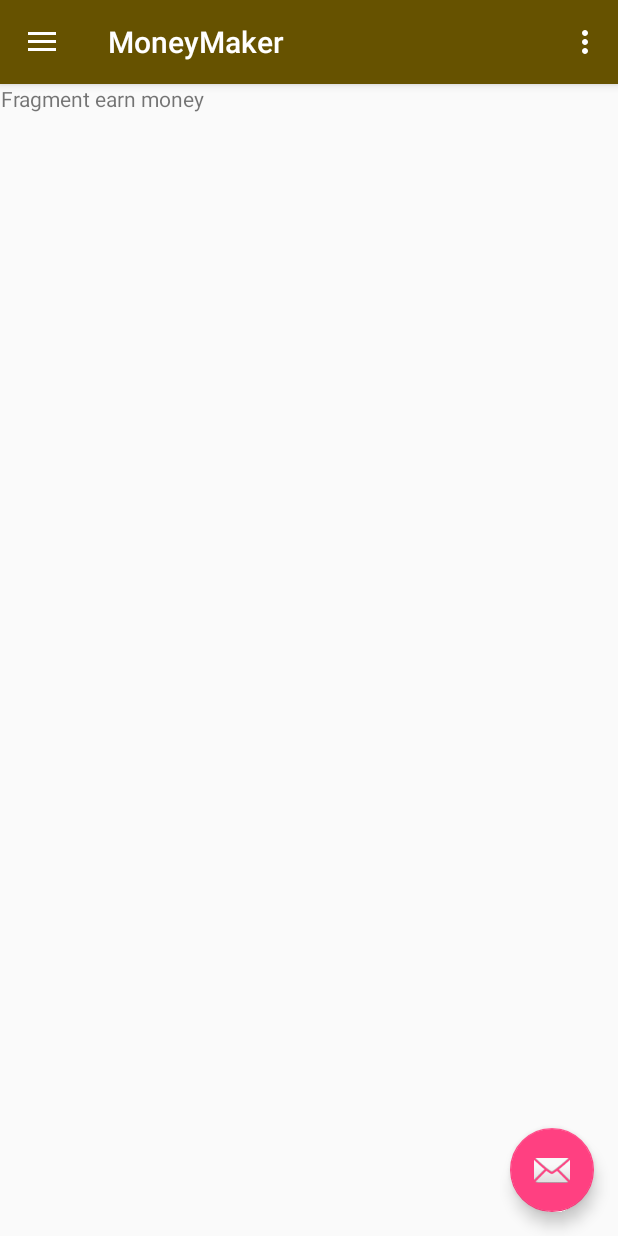
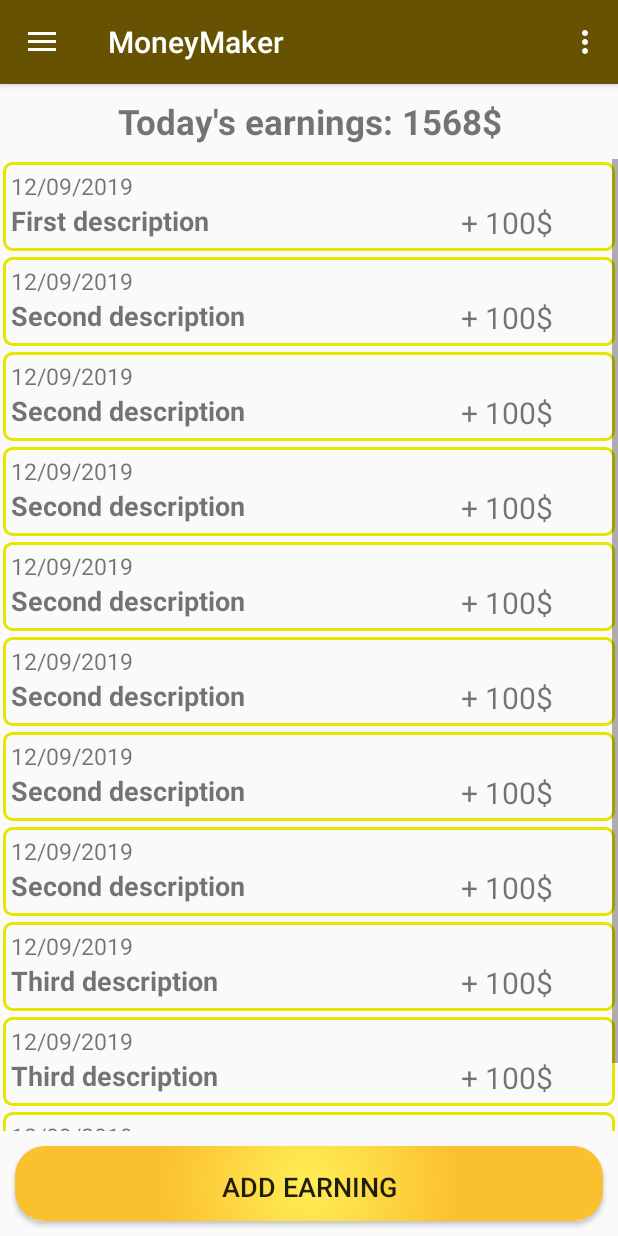
Before and after one commit to DinuIoan/moneymaker, an Android app: the screen it shows after launch (MainActivity), in the side drawer, after a tap on "Earnings for Today", on a phone screen of 412 x 824 dp. Run offline under Robolectric (Android 15) with nearby library versions, the phone set to English and light mode, and no system bars.

Commit message:
recycler view added

```diff
--- a/app/build.gradle
+++ b/app/build.gradle
@@ -4,7 +4,7 @@ android {
     compileSdkVersion 27
     defaultConfig {
         applicationId "com.bestapps.moneymaker"
-        minSdkVersion 19
+        minSdkVersion 21
         targetSdkVersion 27
         versionCode 1
         versionName "1.0"
@@ -31,4 +31,5 @@ dependencies {
     testImplementation 'junit:junit:4.12'
     androidTestImplementation 'com.android.support.test:runner:1.0.2'
     androidTestImplementation 'com.android.support.test.espresso:espresso-core:3.0.2'
+    implementation 'com.android.support:recyclerview-v7:27.1.1'
 }
--- a/app/src/main/AndroidManifest.xml
+++ b/app/src/main/AndroidManifest.xml
@@ -14,7 +14,6 @@
             android:noHistory="true">
             <intent-filter>
                 <action android:name="android.intent.action.MAIN" />
-
                 <category android:name="android.intent.category.LAUNCHER" />
             </intent-filter>
         </activity>
--- a/app/src/main/java/com/bestapps/moneymaker/MainActivity.java
+++ b/app/src/main/java/com/bestapps/moneymaker/MainActivity.java
@@ -5,6 +5,7 @@ import android.support.design.widget.FloatingActionButton;
 import android.support.design.widget.Snackbar;
 import android.support.v4.app.FragmentManager;
 import android.support.v4.app.FragmentTransaction;
+import android.support.v4.widget.ImageViewCompat;
 import android.view.View;
 import android.support.design.widget.NavigationView;
 import android.support.v4.view.GravityCompat;
@@ -15,6 +16,7 @@ import android.support.v7.widget.Toolbar;
 import android.view.Menu;
 import android.view.MenuItem;
 
+import com.bestapps.moneymaker.earnings.TodayEarningsFragment;
 import com.bestapps.moneymaker.earnmoney.EarnMoneyFragment;
 import com.bestapps.moneymaker.home.HomeFragment;
 
@@ -29,23 +31,15 @@ public class MainActivity extends AppCompatActivity
         Toolbar toolbar = (Toolbar) findViewById(R.id.toolbar);
         setSupportActionBar(toolbar);
         fragmentManager = getSupportFragmentManager();
-        FloatingActionButton fab = (FloatingActionButton) findViewById(R.id.fab);
-        fab.setOnClickListener(new View.OnClickListener() {
-            @Override
-            public void onClick(View view) {
-                Snackbar.make(view, "Replace with your own action", Snackbar.LENGTH_LONG)
-                        .setAction("Action", null).show();
-            }
-        });
-
         DrawerLayout drawer = (DrawerLayout) findViewById(R.id.drawer_layout);
         ActionBarDrawerToggle toggle = new ActionBarDrawerToggle(
                 this, drawer, toolbar, R.string.navigation_drawer_open, R.string.navigation_drawer_close);
         drawer.addDrawerListener(toggle);
         toggle.syncState();
 
-        NavigationView navigationView = (NavigationView) findViewById(R.id.nav_view);
+        NavigationView navigationView = findViewById(R.id.nav_view);
         navigationView.setNavigationItemSelectedListener(this);
+        navigationView.setCheckedItem(R.id.nav_home);
     }
 
     @Override
@@ -86,16 +80,22 @@ public class MainActivity extends AppCompatActivity
         // Handle navigation view item clicks here.
         int id = item.getItemId();
 
+        if (id == R.id.nav_home) {
+            FragmentTransaction fragmentTransaction =
+                    fragmentManager.beginTransaction();
+            fragmentTransaction.replace(R.id.fragment_placeholder, new HomeFragment());
+            fragmentTransaction.commit();
+        }
         if (id == R.id.nav_earn_money) {
            FragmentTransaction fragmentTransaction =
                     fragmentManager.beginTransaction();
             fragmentTransaction.replace(R.id.fragment_placeholder, new EarnMoneyFragment());
             fragmentTransaction.commit();
         }
-        if (id == R.id.nav_home) {
+        if (id == R.id.nav_today_earnings) {
             FragmentTransaction fragmentTransaction =
                     fragmentManager.beginTransaction();
-            fragmentTransaction.replace(R.id.fragment_placeholder, new HomeFragment());
+            fragmentTransaction.replace(R.id.fragment_placeholder, new TodayEarningsFragment());
             fragmentTransaction.commit();
         }
         if (id == R.id.nav_exit) {
--- /dev/null
+++ b/app/src/main/java/com/bestapps/moneymaker/earnings/TodayEarningsFragment.java
@@ -0,0 +1,50 @@
+package com.bestapps.moneymaker.earnings;
+
+
+import android.os.Bundle;
+import android.support.v4.app.Fragment;
+import android.support.v7.widget.LinearLayoutManager;
+import android.support.v7.widget.RecyclerView;
+import android.view.LayoutInflater;
+import android.view.View;
+import android.view.ViewGroup;
+
+import com.bestapps.moneymaker.R;
+import com.bestapps.moneymaker.db.DatabaseData;
+import com.bestapps.moneymaker.recyclerview.TodayRecyclerViewAdapter;
+
+public class TodayEarningsFragment extends Fragment {
+    private RecyclerView mRecyclerView;
+    private RecyclerView.Adapter mAdapter;
+    private RecyclerView.LayoutManager mLayoutManager;
+
+    public TodayEarningsFragment() {
+    }
+
+    @Override
+    public void onCreate(Bundle savedInstanceState) {
+        super.onCreate(savedInstanceState);
+
+        // use this setting to improve performance if you know that changes
+        // in content do not change the layout size of the RecyclerView
+
+    }
+
+    @Override
+    public View onCreateView(LayoutInflater inflater, ViewGroup container,
+                             Bundle savedInstanceState) {
+        // Inflate the layout for this fragment
+        View view =  inflater.inflate(R.layout.fragment_today_earning, container, false);
+        mRecyclerView = view.findViewById(R.id.today_recycler_view);
+        mRecyclerView.setHasFixedSize(true);
+
+        // use a linear layout manager
+        mLayoutManager = new LinearLayoutManager(getActivity().getApplicationContext());
+        mRecyclerView.setLayoutManager(mLayoutManager);
+
+        // specify an adapter (see also next example)
+        mAdapter = new TodayRecyclerViewAdapter(DatabaseData.getEarnings());
+        mRecyclerView.setAdapter(mAdapter);
+        return view;
+    }
+}
--- a/app/src/main/java/com/bestapps/moneymaker/earnmoney/EarnMoneyFragment.java
+++ b/app/src/main/java/com/bestapps/moneymaker/earnmoney/EarnMoneyFragment.java
@@ -1,6 +1,7 @@
 package com.bestapps.moneymaker.earnmoney;
 
 import android.os.Bundle;
+import android.support.design.widget.FloatingActionButton;
 import android.support.v4.app.Fragment;
 import android.view.LayoutInflater;
 import android.view.View;
@@ -13,6 +14,7 @@ public class EarnMoneyFragment extends Fragment {
     @Override
     public void onCreate(Bundle savedInstanceState) {
         super.onCreate(savedInstanceState);
+
     }
 
 
@@ -20,6 +22,7 @@ public class EarnMoneyFragment extends Fragment {
     public View onCreateView(LayoutInflater inflater, ViewGroup container,
                              Bundle savedInstanceState) {
         // Inflate the layout for this fragment
-        return inflater.inflate(R.layout.fragment_earn_money_layout, container, false);
+        View view = inflater.inflate(R.layout.fragment_earn_money_layout, container, false);
+        return view;
     }
 }
--- /dev/null
+++ b/app/src/main/java/com/bestapps/moneymaker/recyclerview/TodayRecyclerViewAdapter.java
@@ -0,0 +1,64 @@
+package com.bestapps.moneymaker.recyclerview;
+
+import android.support.v7.widget.RecyclerView;
+import android.view.LayoutInflater;
+import android.view.View;
+import android.view.ViewGroup;
+import android.widget.LinearLayout;
+import android.widget.TextView;
+
+import com.bestapps.moneymaker.R;
+import com.bestapps.moneymaker.model.Earning;
+
+import java.util.List;
+
+public class TodayRecyclerViewAdapter
+        extends RecyclerView.Adapter<TodayRecyclerViewAdapter.MyViewHolder>  {
+//    private List<Earning> earningList;
+    private String[] test = {"First description",  "Second description",
+        "Second description", "Second description", "Second description",
+        "Second description", "Second description", "Second description",
+        "Third description", "Third description", "Third description"};
+    // Provide a reference to the views for each data item
+    // Complex data items may need more than one view per item, and
+    // you provide access to all the views for a data item in a view holder
+    public static class MyViewHolder extends RecyclerView.ViewHolder {
+        // each data item is just a string in this case
+        public TextView description;
+        public MyViewHolder(LinearLayout v) {
+            super(v);
+            description = v.findViewById(R.id.description);
+        }
+    }
+
+    // Provide a suitable constructor (depends on the kind of dataset)
+    public TodayRecyclerViewAdapter(List<Earning> earningList) {
+        earningList = earningList;
+    }
+
+    // Create new views (invoked by the layout manager)
+    @Override
+    public TodayRecyclerViewAdapter.MyViewHolder onCreateViewHolder(ViewGroup parent,
+                                                     int viewType) {
+        // create a new view
+        LinearLayout v = (LinearLayout) LayoutInflater.from(parent.getContext())
+                .inflate(R.layout.today_earning_list_row, parent, false);
+
+        MyViewHolder vh = new MyViewHolder(v);
+        return vh;
+    }
+
+    // Replace the contents of a view (invoked by the layout manager)
+    @Override
+    public void onBindViewHolder(MyViewHolder holder, int position) {
+        // - get element from your dataset at this position
+        // - replace the contents of the view with that element
+        holder.description.setText(test[position]);
+    }
+
+    // Return the size of your dataset (invoked by the layout manager)
+    @Override
+    public int getItemCount() {
+        return test.length;
+    }
+}
--- a/app/src/main/java/com/bestapps/moneymaker/splash/SplashActivity.java
+++ b/app/src/main/java/com/bestapps/moneymaker/splash/SplashActivity.java
@@ -16,9 +16,7 @@ public class SplashActivity extends AppCompatActivity {
     @Override
     public void onCreate(Bundle savedInstanceState){
         super.onCreate(savedInstanceState);
-        // set the content view for your splash screen you defined in an xml file
         setContentView(R.layout.activity_splash);
-        // perform other stuff you need to do
         loadData();
         Handler handler = new Handler();
         handler.postDelayed(new Runnable() {
--- /dev/null
+++ b/app/src/main/res/drawable/recycler_view_list_item.xml
@@ -0,0 +1,11 @@
+<?xml version="1.0" encoding="utf-8"?>
+<selector xmlns:android="http://schemas.android.com/apk/res/android">
+    <item >
+        <shape android:shape="rectangle">
+            <corners android:radius="5dp"/>
+            <stroke android:color="#e6e600" android:width="2dp" />
+            <!--<gradient android:startColor="#FDD835" android:endColor="#FBC02D"-->
+                <!--android:type="radial" android:gradientRadius="100dp"/>-->
+        </shape>
+    </item>
+</selector>
--- /dev/null
+++ b/app/src/main/res/drawable/today_add_earning.xml
@@ -0,0 +1,12 @@
+<?xml version="1.0" encoding="utf-8"?>
+<selector xmlns:android="http://schemas.android.com/apk/res/android">
+    <item>
+        <shape android:shape="rectangle">
+            <padding android:right="15dp" android:top="15dp" android:bottom="15dp" android:left="15dp"/>
+            <corners android:radius="20dp"/>
+            <gradient android:endColor="#FBC02D" android:startColor="#FFEE58"
+                android:gradientRadius="100dp" android:type="radial"/>
+        </shape>
+    </item>
+
+</selector>
--- a/app/src/main/res/layout/app_bar_main.xml
+++ b/app/src/main/res/layout/app_bar_main.xml
@@ -22,12 +22,4 @@
 
     <include layout="@layout/content_main" />
 
-    <android.support.design.widget.FloatingActionButton
-        android:id="@+id/fab"
-        android:layout_width="wrap_content"
-        android:layout_height="wrap_content"
-        android:layout_gravity="bottom|end"
-        android:layout_margin="@dimen/fab_margin"
-        app:srcCompat="@android:drawable/ic_dialog_email" />
-
 </android.support.design.widget.CoordinatorLayout>
--- /dev/null
+++ b/app/src/main/res/layout/fragment_today_earning.xml
@@ -0,0 +1,42 @@
+<?xml version="1.0" encoding="utf-8"?>
+<FrameLayout xmlns:android="http://schemas.android.com/apk/res/android"
+    xmlns:tools="http://schemas.android.com/tools"
+    android:layout_width="match_parent"
+    android:layout_height="match_parent"
+    tools:context=".earnings.TodayEarningsFragment">
+
+    <RelativeLayout
+        android:layout_width="match_parent"
+        android:layout_height="match_parent">
+
+        <TextView
+            android:id="@+id/today_title"
+            android:layout_width="match_parent"
+            android:layout_height="50dp"
+            android:text="Today's earnings: 1568$"
+            android:textSize="23sp"
+            android:textStyle="bold"
+            android:gravity="center"/>
+
+        <android.support.v7.widget.RecyclerView
+            android:layout_below="@+id/today_title"
+            android:id="@+id/today_recycler_view"
+            android:scrollbars="vertical"
+            android:layout_width="match_parent"
+            android:layout_height="wrap_content"
+            android:layout_above="@+id/today_add_earning"/>
+
+        <Button
+            android:id="@+id/today_add_earning"
+            android:layout_width="match_parent"
+            android:layout_height="50dp"
+            android:layout_alignParentBottom="true"
+            android:layout_margin="10dp"
+            android:background="@drawable/today_add_earning"
+            android:textSize="18sp"
+            android:text="ADD EARNING"
+            android:translationZ="10dp"/>
+
+    </RelativeLayout>
+
+</FrameLayout>
--- /dev/null
+++ b/app/src/main/res/layout/today_earning_list_row.xml
@@ -0,0 +1,44 @@
+<?xml version="1.0" encoding="utf-8"?>
+<LinearLayout xmlns:android="http://schemas.android.com/apk/res/android"
+    android:layout_width="match_parent"
+    android:layout_height="wrap_content"
+    android:layout_margin="2dp"
+    android:background="@drawable/recycler_view_list_item"
+    android:clickable="true"
+    android:focusable="true"
+    android:orientation="vertical"
+    android:padding="5dp">
+
+    <TextView
+        android:layout_width="wrap_content"
+        android:layout_height="wrap_content"
+        android:text="12/09/2019"
+        android:textSize="15sp" />
+
+
+    <LinearLayout
+        android:layout_width="match_parent"
+        android:layout_height="0dp"
+        android:layout_weight="3"
+        android:orientation="horizontal">
+
+        <TextView
+            android:id="@+id/description"
+            android:layout_width="0dp"
+            android:layout_height="match_parent"
+            android:layout_weight="2"
+            android:text="Android apps"
+            android:textSize="18sp"
+            android:textStyle="bold" />
+
+        <TextView
+            android:id="@+id/amount"
+            android:layout_width="0dp"
+            android:layout_height="match_parent"
+            android:layout_weight="1"
+            android:gravity="center"
+            android:text="+ 100$"
+            android:textSize="20sp" />
+
+    </LinearLayout>
+</LinearLayout>
--- a/app/src/main/res/menu/activity_main_drawer.xml
+++ b/app/src/main/res/menu/activity_main_drawer.xml
@@ -13,30 +13,17 @@
             android:icon="@drawable/baseline_attach_money_black_18dp"
             android:title="@string/earn_money" />
         <item
+            android:id="@+id/nav_today_earnings"
+            android:icon="@drawable/baseline_redeem_black_18dp"
+            android:title="@string/today_earnings" />
+        <item
+            android:id="@+id/nav_month_earnings"
+            android:icon="@drawable/baseline_month_black_18dp"
+            android:title="@string/monthly_earnings" />
+        <item
             android:id="@+id/nav_exit"
             android:icon="@drawable/exit"
             android:title="@string/exit" />
-        <!--<item-->
-            <!--android:id="@+id/nav_slideshow"-->
-            <!--android:icon="@drawable/ic_menu_slideshow"-->
-            <!--android:title="Slideshow" />-->
-        <!--<item-->
-            <!--android:id="@+id/nav_manage"-->
-            <!--android:icon="@drawable/ic_menu_manage"-->
-            <!--android:title="Tools" />-->
     </group>
 
-    <item android:title="Savings">
-        <menu>
-            <item
-                android:id="@+id/nav_today_earnings"
-                android:icon="@drawable/baseline_redeem_black_18dp"
-                android:title="@string/today_earnings" />
-            <item
-                android:id="@+id/nav_month_earnings"
-                android:icon="@drawable/baseline_month_black_18dp"
-                android:title="@string/monthly_earnings" />
-        </menu>
-    </item>
-
 </menu>
--- a/app/src/main/res/values/dimens.xml
+++ b/app/src/main/res/values/dimens.xml
@@ -5,4 +5,5 @@
     <dimen name="nav_header_vertical_spacing">8dp</dimen>
     <dimen name="nav_header_height">176dp</dimen>
     <dimen name="fab_margin">16dp</dimen>
+    <dimen name="row_padding_vertical">10dp</dimen>
 </resources>
```
Also changed, not shown: app/src/main/res/drawable-hdpi/ic_add.png (added), app/src/main/res/drawable-mdpi/ic_add.png (added), app/src/main/res/drawable-xhdpi/ic_add.png (added), app/src/main/res/drawable-xxhdpi/ic_add.png (added), app/src/main/res/drawable-xxxhdpi/ic_add.png (added).
